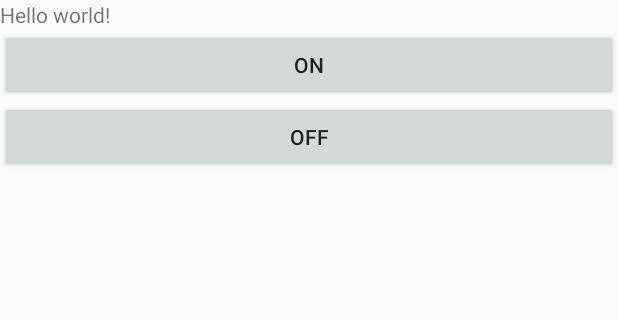
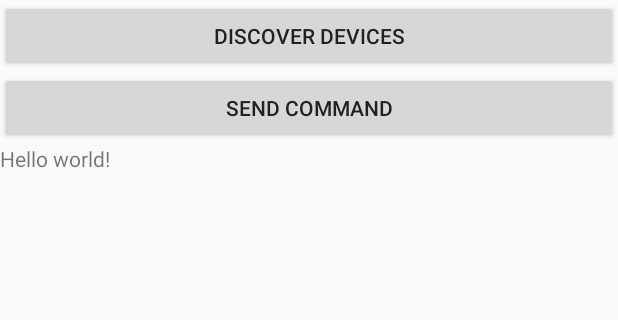
Before and after one commit to brave-warrior/BluetoothArduino-Android, an Android app: the screen it shows after launch (MainActivity), on a phone screen of 412 x 824 dp, the part 84-404 px from its top. Run offline under Robolectric (Android 15) with nearby library versions, the phone set to English and light mode, and no system bars; our stand-ins replace ButterKnife.

Commit message:
Update UI of the main screen

```diff
--- a/Android/app/src/main/java/com/khmelenko/lab/bluetootharduino/MainActivity.java
+++ b/Android/app/src/main/java/com/khmelenko/lab/bluetootharduino/MainActivity.java
@@ -7,18 +7,15 @@ import android.content.Intent;
 import android.os.Bundle;
 import android.os.Handler;
 import android.os.Message;
-import android.support.v7.app.ActionBar;
 import android.support.v7.app.AppCompatActivity;
 import android.support.v7.widget.Toolbar;
 import android.util.Log;
-import android.view.View;
 import android.widget.Button;
 import android.widget.TextView;
 
 import java.io.IOException;
 import java.io.UnsupportedEncodingException;
 import java.lang.ref.WeakReference;
-import java.nio.charset.Charset;
 import java.util.Set;
 import java.util.UUID;
 
@@ -37,10 +34,10 @@ public class MainActivity extends AppCompatActivity {
 
     private static final int REQUEST_ENABLE_BT = 0;
 
-    @Bind(R.id.btnOn)
-    public Button mBtnOn;
-    @Bind(R.id.btnOff)
-    public Button mBtnOff;
+    @Bind(R.id.main_send_command_btn)
+    public Button mSendCommandBtn;
+    @Bind(R.id.main_search_btn)
+    public Button mSearchBtn;
     @Bind(R.id.txtArduino)
     public TextView mStatusView;
 
@@ -104,17 +101,14 @@ public class MainActivity extends AppCompatActivity {
         closeConnection();
     }
 
-    @OnClick(R.id.btnOn)
+    @OnClick(R.id.main_send_command_btn)
     public void handleOnBtn() {
         // TODO Use another commands
         mConnectedThread.send("1");
     }
 
-    @OnClick(R.id.btnOff)
-    public void handleOffBtn() {
-        // TODO Use another commands
-        mConnectedThread.send("0");
-
+    @OnClick(R.id.main_search_btn)
+    public void handleSearch() {
         Intent intent = new Intent(this, SearchDevicesActivity.class);
         startActivity(intent);
     }
--- a/Android/app/src/main/res/layout/activity_main.xml
+++ b/Android/app/src/main/res/layout/activity_main.xml
@@ -9,24 +9,35 @@
         android:id="@+id/toolbar"
         layout="@layout/toolbar"/>
 
-    <TextView
-        android:id="@+id/txtArduino"
-        android:layout_width="wrap_content"
+    <Button
+        android:id="@+id/main_search_btn"
+        android:layout_width="fill_parent"
         android:layout_height="wrap_content"
-        android:text="@string/hello_world"/>
-
+        android:text="@string/main_search_btn"/>
 
     <Button
-        android:id="@+id/btnOn"
+        android:id="@+id/main_send_command_btn"
         android:layout_width="fill_parent"
         android:layout_height="wrap_content"
-        android:text="ON"/>
+        android:text="@string/main_send_command_btn"/>
 
-    <Button
-        android:id="@+id/btnOff"
-        android:layout_width="fill_parent"
-        android:layout_height="wrap_content"
-        android:text="OFF"/>
+    <ScrollView
+        android:layout_width="match_parent"
+        android:layout_height="match_parent">
+
+        <LinearLayout
+            android:layout_width="match_parent"
+            android:layout_height="wrap_content">
+
+            <TextView
+                android:id="@+id/txtArduino"
+                android:layout_width="wrap_content"
+                android:layout_height="wrap_content"
+                android:text="@string/hello_world"/>
+
+        </LinearLayout>
+
+    </ScrollView>
 
 
 </LinearLayout>
--- a/Android/app/src/main/res/values/strings.xml
+++ b/Android/app/src/main/res/values/strings.xml
@@ -4,4 +4,6 @@
     <string name="hello_world">Hello world!</string>
     <string name="action_settings">Settings</string>
     <string name="title_activity_search_devices">Search Devices</string>
+    <string name="main_send_command_btn">Send command</string>
+    <string name="main_search_btn">Discover devices</string>
 </resources>
```
